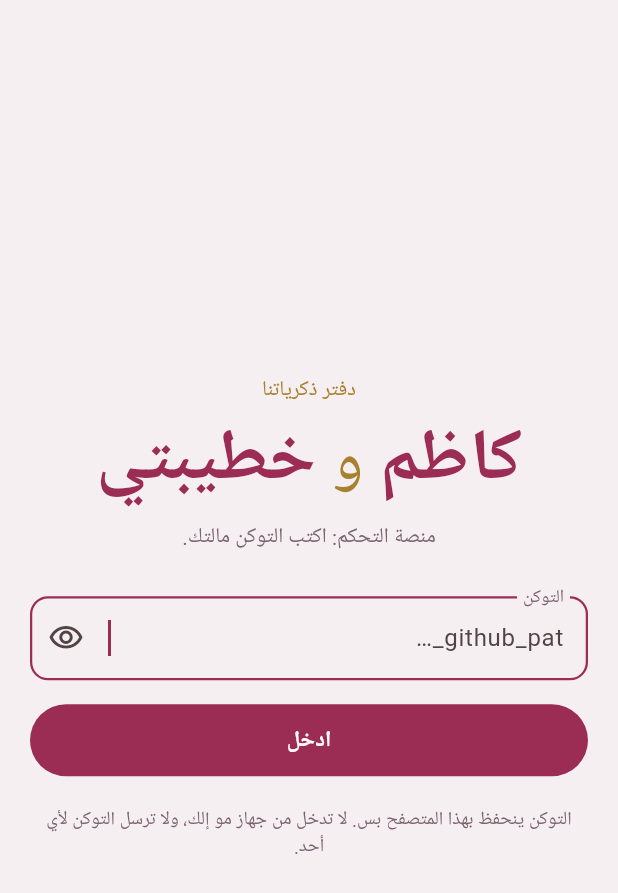
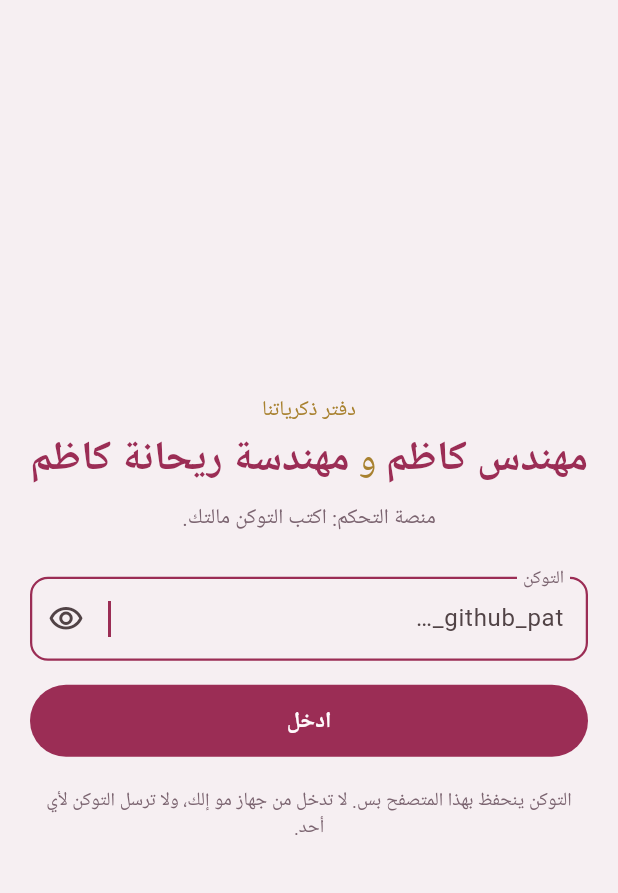
Before and after one commit to Kadhim-Fatima/our-memories, a Flutter app: the screen it shows after launch, on a phone screen of 412 x 824 dp. Shown: the top 893 px of the screen. Run offline on Flutter 3.47's test engine with Material 3 defaults, Android fonts, the phone set to English and light mode, and no system bars; our stand-ins replace google_fonts, image_picker, shared_preferences; missing offline and left inert: cryptography; network calls fail; Roboto replaces fonts that are missing (Tajawal).

Commit message:
تثبيت الأسماء وتاريخ الخطوبة
Co-Authored-By: Claude Opus 5.5 <noreply@anthropic.com>
Claude-Session: https://claude.ai/code/session_01W8TJkb3wdQmZMHms73NaKk

```diff
--- a/lib/config.dart
+++ b/lib/config.dart
@@ -9,7 +9,7 @@ const dataBranch = 'main';
 
 /// الأسماء وتاريخ الخطوبة (ثابتة، تتغير من هنا بس).
 final appCouple = Couple(
-  name1: 'كاظم',
-  name2: 'خطيبتي',
-  since: null, // مثال: DateTime(2025, 6, 20)
+  name1: 'مهندس كاظم',
+  name2: 'مهندسة ريحانة كاظم',
+  since: DateTime(2026, 4, 11),
 );
```
